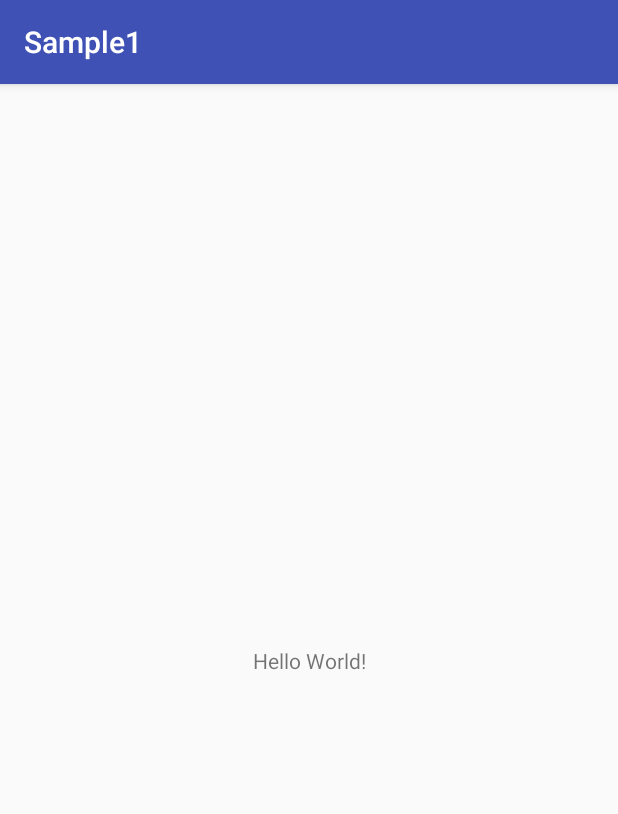
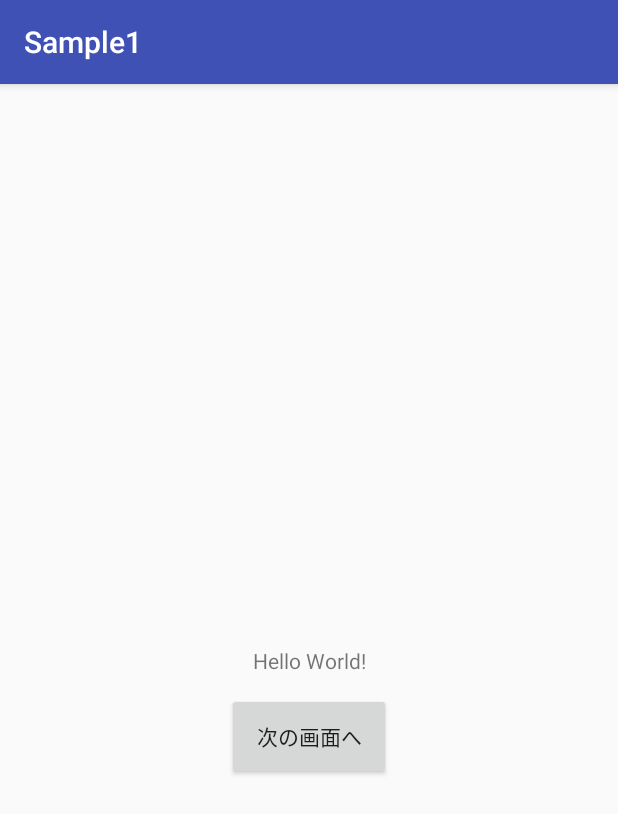
Before and after one commit to ujikawa/sandbox, an Android app: the screen it shows after launch (MainActivity), on a phone screen of 412 x 824 dp. Shown: the top 814 px of the screen. Run offline under Robolectric (Android 15) with nearby library versions, the phone set to English and light mode, and no system bars; our stand-ins replace data binding.

Commit message:
画面遷移する最低限のサンプル

```diff
--- a/sample-shared-element-transition/app/build.gradle
+++ b/sample-shared-element-transition/app/build.gradle
@@ -16,6 +16,9 @@ android {
             proguardFiles getDefaultProguardFile('proguard-android.txt'), 'proguard-rules.pro'
         }
     }
+    dataBinding {
+        enabled = true
+    }
 }
 
 dependencies {
--- a/sample-shared-element-transition/app/src/main/AndroidManifest.xml
+++ b/sample-shared-element-transition/app/src/main/AndroidManifest.xml
@@ -16,6 +16,7 @@
                 <category android:name="android.intent.category.LAUNCHER" />
             </intent-filter>
         </activity>
+        <activity android:name=".NextActivity" />
     </application>
 
 </manifest>
--- a/sample-shared-element-transition/app/src/main/java/com/ujikawa/sample1/MainActivity.java
+++ b/sample-shared-element-transition/app/src/main/java/com/ujikawa/sample1/MainActivity.java
@@ -1,7 +1,12 @@
 package com.ujikawa.sample1;
 
+import android.content.Intent;
+import android.databinding.DataBindingUtil;
+import android.os.Bundle;
 import android.support.v7.app.AppCompatActivity;
-import android.os.Bundle;
+import android.view.View;
+
+import com.ujikawa.sample1.databinding.ActivityMainBinding;
 
 public class MainActivity extends AppCompatActivity {
 
@@ -9,5 +14,15 @@ public class MainActivity extends AppCompatActivity {
     protected void onCreate(Bundle savedInstanceState) {
         super.onCreate(savedInstanceState);
         setContentView(R.layout.activity_main);
+
+        ActivityMainBinding binding = DataBindingUtil.setContentView(this, R.layout.activity_main);
+
+        binding.button.setOnClickListener(new View.OnClickListener() {
+            @Override
+            public void onClick(View v) {
+                Intent intent = new Intent(MainActivity.this, NextActivity.class);
+                startActivity(intent);
+            }
+        });
     }
 }
--- a/sample-shared-element-transition/app/src/main/res/layout/activity_main.xml
+++ b/sample-shared-element-transition/app/src/main/res/layout/activity_main.xml
@@ -1,12 +1,13 @@
 <?xml version="1.0" encoding="utf-8"?>
-<android.support.constraint.ConstraintLayout xmlns:android="http://schemas.android.com/apk/res/android"
-    xmlns:app="http://schemas.android.com/apk/res-auto"
+<layout xmlns:android="http://schemas.android.com/apk/res/android">
+    <android.support.constraint.ConstraintLayout xmlns:app="http://schemas.android.com/apk/res-auto"
         xmlns:tools="http://schemas.android.com/tools"
         android:layout_width="match_parent"
         android:layout_height="match_parent"
         tools:context=".MainActivity">
 
         <TextView
+            android:id="@+id/textView"
             android:layout_width="wrap_content"
             android:layout_height="wrap_content"
             android:text="Hello World!"
@@ -15,4 +16,19 @@
             app:layout_constraintRight_toRightOf="parent"
             app:layout_constraintTop_toTopOf="parent" />
 
+        <Button
+            android:id="@+id/button"
+            android:layout_width="109dp"
+            android:layout_height="58dp"
+            android:layout_marginEnd="8dp"
+            android:layout_marginLeft="8dp"
+            android:layout_marginRight="8dp"
+            android:layout_marginStart="8dp"
+            android:layout_marginTop="12dp"
+            android:text="次の画面へ"
+            app:layout_constraintEnd_toEndOf="parent"
+            app:layout_constraintStart_toStartOf="parent"
+            app:layout_constraintTop_toBottomOf="@+id/textView" />
+
     </android.support.constraint.ConstraintLayout>
+</layout>
```
Lines whose indentation alone changed are shown as unchanged.
